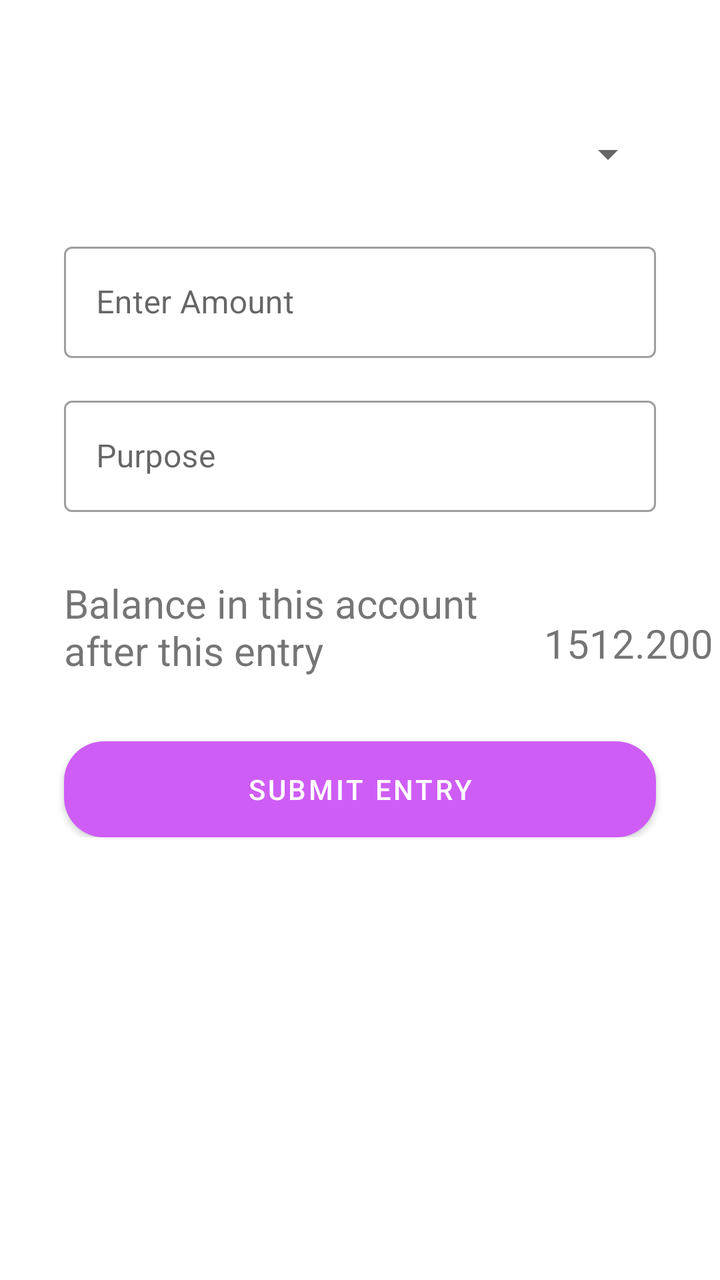
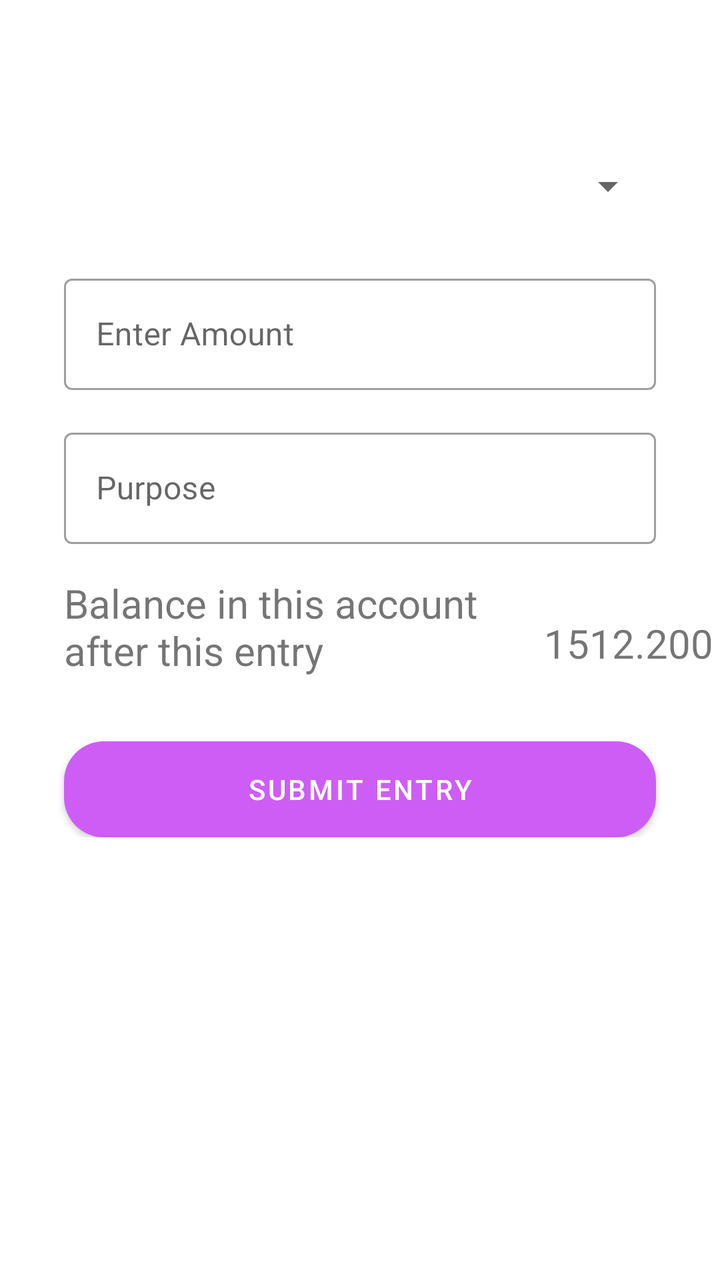

The first picture is an Android layout as it rendered before a commit; the second is the same layout after the commit. The layout source and the unified diff follow.
<!-- AndroidManifest.xml: application theme Theme.BudgetApp -->
<!-- res/layout/fragment_budget_entry.xml -->
<?xml version="1.0" encoding="utf-8"?>
<ScrollView xmlns:android="http://schemas.android.com/apk/res/android"
    xmlns:app="http://schemas.android.com/apk/res-auto"
    android:layout_width="match_parent"
    android:layout_height="match_parent">

    <androidx.constraintlayout.widget.ConstraintLayout
        android:id="@+id/budgetEntryConstraint"
        android:layout_width="match_parent"
        android:layout_height="match_parent"
        android:layout_above="@+id/budgetEntryConstraint">

        <Spinner
            android:id="@+id/bank_spinner"
            android:layout_width="match_parent"
            android:layout_height="50dp"
            android:layout_marginHorizontal="32dp"
            android:layout_marginTop="52dp"
            android:visibility="gone"
            android:pointerIcon="arrow"
            app:layout_constraintEnd_toEndOf="parent"
            app:layout_constraintHorizontal_bias="0.0"
            app:layout_constraintStart_toStartOf="parent"
            app:layout_constraintTop_toTopOf="parent" />

        <Spinner
            android:id="@+id/debit_credit_spinner"
            android:layout_width="match_parent"
            android:layout_height="50dp"
            android:layout_marginHorizontal="32dp"
            android:layout_marginTop="52dp"
            android:pointerIcon="arrow"
            app:layout_constraintEnd_toEndOf="parent"
            app:layout_constraintHorizontal_bias="0.0"
            app:layout_constraintStart_toStartOf="parent"
            app:layout_constraintTop_toBottomOf="@+id/bank_spinner" />

        <com.google.android.material.textfield.TextInputLayout
            android:id="@+id/editAmountLayout"
            style="@style/Widget.MaterialComponents.TextInputLayout.OutlinedBox"
            android:layout_width="match_parent"
            android:layout_height="wrap_content"
            android:layout_marginHorizontal="32dp"
            android:layout_marginTop="16dp"
            android:hint="Enter Amount"
            app:layout_constraintEnd_toEndOf="parent"
            app:layout_constraintStart_toStartOf="parent"
            app:layout_constraintTop_toBottomOf="@+id/debit_credit_spinner">

            <com.google.android.material.textfield.TextInputEditText
                android:id="@+id/edit_amount"
                android:layout_width="match_parent"
                android:layout_height="wrap_content"
                android:inputType="numberDecimal"
                android:maxLength="7" />
        </com.google.android.material.textfield.TextInputLayout>

        <com.google.android.material.textfield.TextInputLayout
            android:id="@+id/purposeLayout"
            style="@style/Widget.MaterialComponents.TextInputLayout.OutlinedBox"
            android:layout_width="match_parent"
            android:layout_height="wrap_content"
            android:layout_marginHorizontal="32dp"
            android:layout_marginTop="16dp"
            android:hint="Purpose"
            app:layout_constraintEnd_toEndOf="parent"
            app:layout_constraintStart_toStartOf="parent"
            app:layout_constraintTop_toBottomOf="@+id/editAmountLayout">

            <com.google.android.material.textfield.TextInputEditText
                android:id="@+id/edit_purpose"
                android:layout_width="match_parent"
                android:layout_height="wrap_content"
                android:inputType="textCapWords" />

        </com.google.android.material.textfield.TextInputLayout>

        <com.google.android.material.chip.ChipGroup
            android:id="@+id/chip_group"
            android:layout_width="0dp"
            android:layout_height="wrap_content"
            android:layout_marginHorizontal="32dp"
            android:layout_marginTop="16dp"
            app:layout_constraintEnd_toEndOf="parent"
            app:layout_constraintStart_toStartOf="parent"
            app:layout_constraintTop_toBottomOf="@id/purposeLayout"
            app:selectionRequired="true"
            app:singleSelection="true" />

        <TextView
            android:id="@+id/textView2"
            android:layout_width="wrap_content"
            android:layout_height="wrap_content"
            android:layout_marginStart="32dp"
            android:layout_marginTop="16dp"
            android:text="Balance in this account \nafter this entry"
            android:textSize="20dp"
            app:layout_constraintStart_toStartOf="parent"
            app:layout_constraintTop_toBottomOf="@+id/chip_group" />

        <TextView
            android:id="@+id/remainingBalance"
            android:layout_width="wrap_content"
            android:layout_height="wrap_content"
            android:layout_marginStart="28dp"
            android:layout_marginTop="36dp"
            android:text="1512.200"
            android:textSize="20dp"
            app:layout_constraintStart_toEndOf="@+id/textView2"
            app:layout_constraintTop_toBottomOf="@+id/chip_group" />

        <com.google.android.material.button.MaterialButton
            android:id="@+id/submit_budget_entry"
            android:layout_width="match_parent"
            android:layout_height="wrap_content"
            android:layout_marginStart="32dp"
            android:layout_marginTop="32dp"
            android:layout_marginEnd="32dp"
            android:background="@drawable/btn_back"
            android:text="Submit Entry"
            android:textColor="@color/white"
            app:layout_constraintEnd_toEndOf="parent"
            app:layout_constraintStart_toStartOf="parent"
            app:layout_constraintTop_toBottomOf="@+id/textView2" />


    </androidx.constraintlayout.widget.ConstraintLayout>

</ScrollView>
<!-- resources referenced by this layout -->
<resources>
  <color name="white">#FFFFFFFF</color>
  <!-- drawable btn_back (drawable) -->
  <?xml version="1.0" encoding="utf-8"?>
  <shape xmlns:android="http://schemas.android.com/apk/res/android"
      android:shape="rectangle">
      <solid
          android:color="@color/primary"/>
      <corners
          android:radius="20dp"/>
  </shape>
  <style name="Theme.BudgetApp" parent="Theme.MaterialComponents.DayNight.DarkActionBar">
          
          <item name="colorPrimary">@color/primary</item>
          <item name="colorPrimaryVariant">@color/primaryDark</item>
          <item name="colorOnPrimary">@color/white</item>
          
          <item name="colorSecondary">@color/primary</item>
          <item name="colorSecondaryVariant">@color/primaryDark</item>
          <item name="colorOnSecondary">@color/black</item>
          
          <item name="android:statusBarColor" tools:targetApi="l">?attr/colorPrimaryVariant</item>
          
          <item name="spinnerColor">@color/black</item>
          <item name="chipStyle">@style/CustomChipStyle</item>
      </style>
  <color name="primary">#CE5DF5</color>
  <color name="primaryDark">#6E3682</color>
  <color name="black">#FF000000</color>
  <style name="CustomChipStyle" parent="Widget.MaterialComponents.Chip.Choice">
          <item name="chipIconSize">16dp</item>
          <item name="chipIconTint">@color/primary</item>
      </style>
</resources>

<!-- the commit's change to res/layout/fragment_budget_entry.xml (unified diff, before → after) -->
@@ -10,6 +10,18 @@
         android:layout_height="match_parent"
         android:layout_above="@+id/budgetEntryConstraint">
 
+        <com.google.android.material.chip.ChipGroup
+            android:id="@+id/chip_group"
+            android:layout_width="0dp"
+            android:layout_height="wrap_content"
+            android:layout_marginHorizontal="32dp"
+            android:layout_marginTop="52dp"
+            app:layout_constraintEnd_toEndOf="parent"
+            app:layout_constraintStart_toStartOf="parent"
+            app:layout_constraintTop_toTopOf="parent"
+            app:selectionRequired="true"
+            app:singleSelection="true" />
+
         <Spinner
             android:id="@+id/bank_spinner"
             android:layout_width="match_parent"
@@ -21,14 +33,14 @@
             app:layout_constraintEnd_toEndOf="parent"
             app:layout_constraintHorizontal_bias="0.0"
             app:layout_constraintStart_toStartOf="parent"
-            app:layout_constraintTop_toTopOf="parent" />
+            app:layout_constraintTop_toBottomOf="@id/chip_group" />
 
         <Spinner
             android:id="@+id/debit_credit_spinner"
             android:layout_width="match_parent"
             android:layout_height="50dp"
             android:layout_marginHorizontal="32dp"
-            android:layout_marginTop="52dp"
+            android:layout_marginTop="16dp"
             android:pointerIcon="arrow"
             app:layout_constraintEnd_toEndOf="parent"
             app:layout_constraintHorizontal_bias="0.0"
@@ -75,18 +87,6 @@
 
         </com.google.android.material.textfield.TextInputLayout>
 
-        <com.google.android.material.chip.ChipGroup
-            android:id="@+id/chip_group"
-            android:layout_width="0dp"
-            android:layout_height="wrap_content"
-            android:layout_marginHorizontal="32dp"
-            android:layout_marginTop="16dp"
-            app:layout_constraintEnd_toEndOf="parent"
-            app:layout_constraintStart_toStartOf="parent"
-            app:layout_constraintTop_toBottomOf="@id/purposeLayout"
-            app:selectionRequired="true"
-            app:singleSelection="true" />
-
         <TextView
             android:id="@+id/textView2"
             android:layout_width="wrap_content"
@@ -96,7 +96,7 @@
             android:text="Balance in this account \nafter this entry"
             android:textSize="20dp"
             app:layout_constraintStart_toStartOf="parent"
-            app:layout_constraintTop_toBottomOf="@+id/chip_group" />
+            app:layout_constraintTop_toBottomOf="@+id/purposeLayout" />
 
         <TextView
             android:id="@+id/remainingBalance"
@@ -107,7 +107,7 @@
             android:text="1512.200"
             android:textSize="20dp"
             app:layout_constraintStart_toEndOf="@+id/textView2"
-            app:layout_constraintTop_toBottomOf="@+id/chip_group" />
+            app:layout_constraintTop_toBottomOf="@+id/purposeLayout" />
 
         <com.google.android.material.button.MaterialButton
             android:id="@+id/submit_budget_entry"
